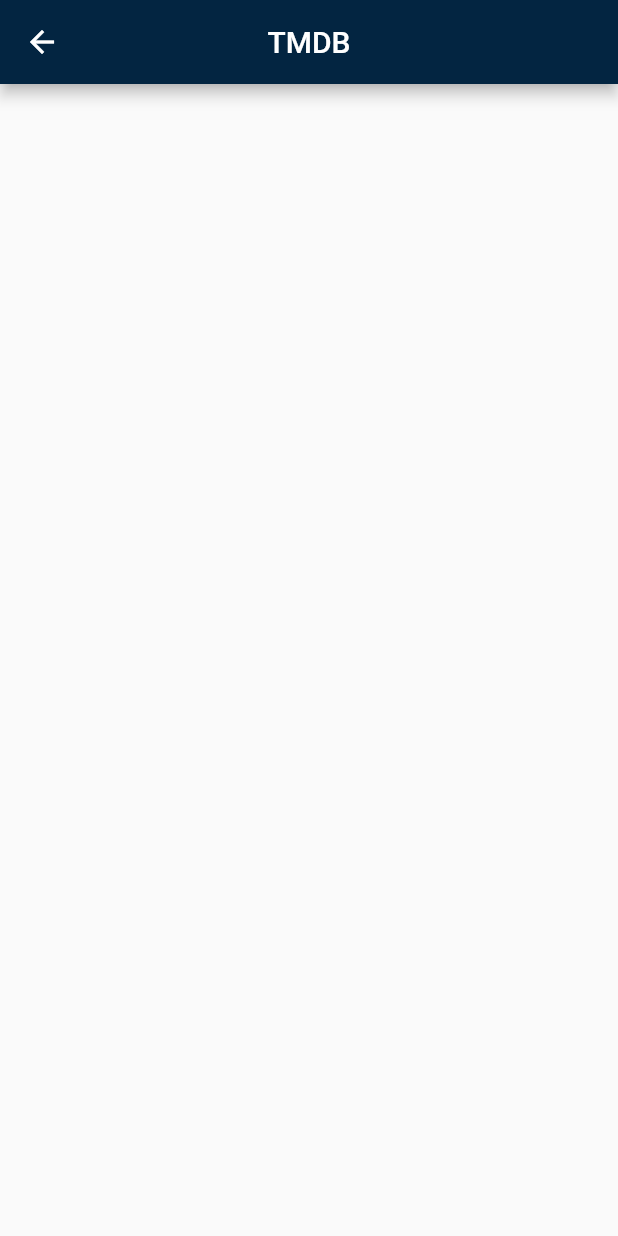
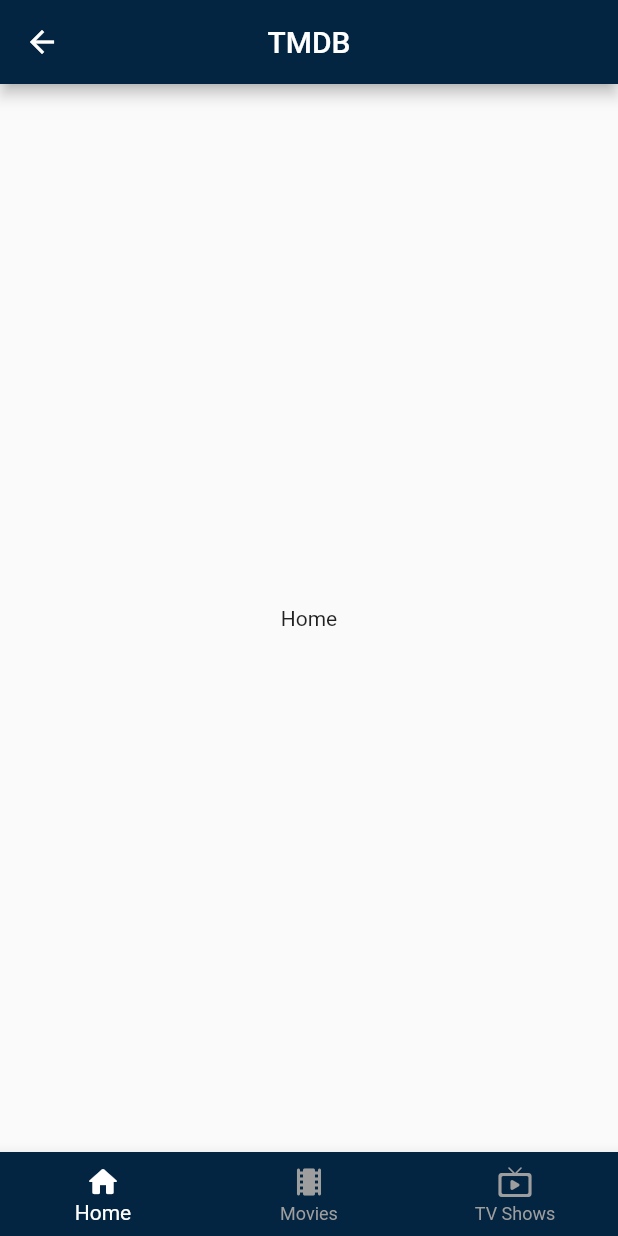
Before and after one commit to kboomska/flutter-basics, a Flutter app: the MainScreenWidget screen opened by its route, on a phone screen of 412 x 824 dp. Run offline on Flutter 3.47's test engine with Material 2 defaults, Android fonts, the phone set to English and light mode, and no system bars.

Commit message:
Lesson 32: Basic Layout. The Movie Database BottomNavigationBar

```diff
--- /dev/null
+++ b/themoviedb/lib/theme/app_colors.dart
@@ -0,0 +1,5 @@
+import 'package:flutter/material.dart';
+
+abstract class AppColors {
+  static const mainDarkBlue = Color.fromRGBO(3, 37, 65, 1);
+}
--- a/themoviedb/lib/widgets/main_screen/main_screen_widget.dart
+++ b/themoviedb/lib/widgets/main_screen/main_screen_widget.dart
@@ -8,12 +8,48 @@
 }
 
 class _MainScreenWidgetState extends State<MainScreenWidget> {
+  int _selectedTab = 0;
+
+  static const List<Widget> _widgetOptions = [
+    Text('Home'),
+    Text('Movies'),
+    Text('TV Shows'),
+  ];
+
+  void onSelectTab(int index) {
+    if (_selectedTab == index) return;
+    setState(() {
+      _selectedTab = index;
+    });
+  }
+
   @override
   Widget build(BuildContext context) {
     return Scaffold(
       appBar: AppBar(
-        title: Text('TMDB'),
+        title: const Text('TMDB'),
         centerTitle: true,
+      ),
+      body: Center(
+        child: _widgetOptions[_selectedTab],
+      ),
+      bottomNavigationBar: BottomNavigationBar(
+        currentIndex: _selectedTab,
+        items: const [
+          BottomNavigationBarItem(
+            icon: Icon(Icons.home_rounded),
+            label: 'Home',
+          ),
+          BottomNavigationBarItem(
+            icon: Icon(Icons.local_movies_rounded),
+            label: 'Movies',
+          ),
+          BottomNavigationBarItem(
+            icon: Icon(Icons.live_tv_rounded),
+            label: 'TV Shows',
+          ),
+        ],
+        onTap: onSelectTab,
       ),
     );
   }
```
Also changed, not shown: themoviedb/lib/main.dart (+8 -40 lines), themoviedb/lib/widgets/auth/auth_widget.dart (+2 -11 lines).
